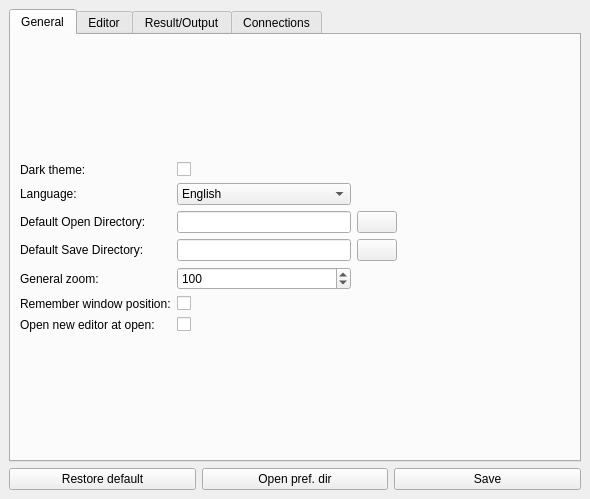
First picture: the form in source/qtdesigner/preferences_ui.ui, repository MValaguz/MSql, before the edit.
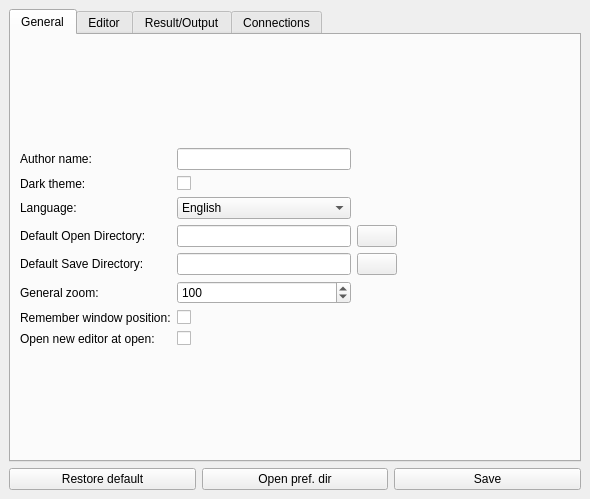
Second picture: the form after the edit. The open tabs and pages were chosen to show the change. Icons and pictures are not drawn. Custom widgets are drawn as their Qt base class.

```diff
--- a/source/qtdesigner/preferences_ui.ui
+++ b/source/qtdesigner/preferences_ui.ui
@@ -31,7 +31,7 @@
        <layout class="QGridLayout" name="gridLayout_5">
         <item row="0" column="0">
          <layout class="QGridLayout" name="gridLayout_4">
-          <item row="2" column="0">
+          <item row="3" column="0">
            <widget class="QLabel" name="label">
             <property name="text">
              <string>Default Open Directory:</string>
@@ -41,14 +41,24 @@
             </property>
            </widget>
           </item>
-          <item row="1" column="0">
+          <item row="6" column="0">
+           <widget class="QLabel" name="label_10">
+            <property name="text">
+             <string>Remember window position:</string>
+            </property>
+            <property name="buddy">
+             <cstring>e_remember_window_pos</cstring>
+            </property>
+           </widget>
+          </item>
+          <item row="2" column="0">
            <widget class="QLabel" name="label_3">
             <property name="text">
              <string>Language:</string>
             </property>
            </widget>
           </item>
-          <item row="3" column="3">
+          <item row="4" column="3">
            <widget class="QPushButton" name="b_default_save_dir">
             <property name="icon">
              <iconset resource="resource.qrc">
@@ -56,46 +66,13 @@
             </property>
            </widget>
           </item>
-          <item row="2" column="2">
+          <item row="3" column="2">
            <widget class="QLineEdit" name="e_default_open_dir"/>
           </item>
-          <item row="5" column="0">
-           <widget class="QLabel" name="label_10">
-            <property name="text">
-             <string>Remember window position:</string>
-            </property>
-            <property name="buddy">
-             <cstring>e_remember_window_pos</cstring>
-            </property>
-           </widget>
-          </item>
-          <item row="3" column="2">
+          <item row="4" column="2">
            <widget class="QLineEdit" name="e_default_save_dir"/>
           </item>
-          <item row="8" column="2">
-           <widget class="QCheckBox" name="e_open_new_editor"/>
-          </item>
-          <item row="8" column="0">
-           <widget class="QLabel" name="label_23">
-            <property name="text">
-             <string>Open new editor at open:</string>
-            </property>
-           </widget>
-          </item>
-          <item row="2" column="4">
-           <spacer name="horizontalSpacer_3">
-            <property name="orientation">
-             <enum>Qt::Horizontal</enum>
-            </property>
-            <property name="sizeHint" stdset="0">
-             <size>
-              <width>40</width>
-              <height>20</height>
-             </size>
-            </property>
-           </spacer>
-          </item>
-          <item row="3" column="0">
+          <item row="4" column="0">
            <widget class="QLabel" name="label_2">
             <property name="text">
              <string>Default Save Directory:</string>
@@ -105,25 +82,79 @@
             </property>
            </widget>
           </item>
-          <item row="2" column="3">
-           <widget class="QPushButton" name="b_default_open_dir">
-            <property name="icon">
-             <iconset resource="resource.qrc">
-              <normaloff>:/icons/icons/folder.png</normaloff>:/icons/icons/folder.png</iconset>
-            </property>
-           </widget>
+          <item row="9" column="2">
+           <widget class="QCheckBox" name="e_open_new_editor"/>
           </item>
-          <item row="4" column="0">
+          <item row="5" column="0">
            <widget class="QLabel" name="label_21">
             <property name="text">
              <string>General zoom:</string>
             </property>
            </widget>
           </item>
-          <item row="5" column="2">
+          <item row="3" column="4">
+           <spacer name="horizontalSpacer_3">
+            <property name="orientation">
+             <enum>Qt::Horizontal</enum>
+            </property>
+            <property name="sizeHint" stdset="0">
+             <size>
+              <width>40</width>
+              <height>20</height>
+             </size>
+            </property>
+           </spacer>
+          </item>
+          <item row="9" column="0">
+           <widget class="QLabel" name="label_23">
+            <property name="text">
+             <string>Open new editor at open:</string>
+            </property>
+           </widget>
+          </item>
+          <item row="3" column="3">
+           <widget class="QPushButton" name="b_default_open_dir">
+            <property name="icon">
+             <iconset resource="resource.qrc">
+              <normaloff>:/icons/icons/folder.png</normaloff>:/icons/icons/folder.png</iconset>
+            </property>
+           </widget>
+          </item>
+          <item row="1" column="0">
+           <widget class="QLabel" name="label_8">
+            <property name="text">
+             <string>Dark theme:</string>
+            </property>
+            <property name="buddy">
+             <cstring>e_dark_theme</cstring>
+            </property>
+           </widget>
+          </item>
+          <item row="1" column="2">
+           <widget class="QCheckBox" name="e_dark_theme">
+            <property name="text">
+             <string/>
+            </property>
+           </widget>
+          </item>
+          <item row="2" column="2">
+           <widget class="QComboBox" name="e_language">
+            <item>
+             <property name="text">
+              <string notr="true">English</string>
+             </property>
+            </item>
+            <item>
+             <property name="text">
+              <string notr="true">Italian</string>
+             </property>
+            </item>
+           </widget>
+          </item>
+          <item row="6" column="2">
            <widget class="QCheckBox" name="e_remember_window_pos"/>
           </item>
-          <item row="4" column="2">
+          <item row="5" column="2">
            <widget class="QSpinBox" name="e_general_zoom">
             <property name="minimum">
              <number>50</number>
@@ -139,36 +170,15 @@
             </property>
            </widget>
           </item>
-          <item row="1" column="2">
-           <widget class="QComboBox" name="e_language">
-            <item>
-             <property name="text">
-              <string notr="true">English</string>
-             </property>
-            </item>
-            <item>
-             <property name="text">
-              <string notr="true">Italian</string>
-             </property>
-            </item>
-           </widget>
-          </item>
           <item row="0" column="0">
-           <widget class="QLabel" name="label_8">
+           <widget class="QLabel" name="label_25">
             <property name="text">
-             <string>Dark theme:</string>
-            </property>
-            <property name="buddy">
-             <cstring>e_dark_theme</cstring>
+             <string>Author name:</string>
             </property>
            </widget>
           </item>
           <item row="0" column="2">
-           <widget class="QCheckBox" name="e_dark_theme">
-            <property name="text">
-             <string/>
-            </property>
-           </widget>
+           <widget class="QLineEdit" name="e_author_name"/>
           </item>
          </layout>
         </item>
@@ -712,6 +722,13 @@
    </layout>
   </widget>
  </widget>
+ <customwidgets>
+  <customwidget>
+   <class>MyColorComboBox</class>
+   <extends>QComboBox</extends>
+   <header location="global">custom_widget</header>
+  </customwidget>
+ </customwidgets>
  <tabstops>
   <tabstop>e_language</tabstop>
   <tabstop>e_default_open_dir</tabstop>
```
Left out of the diff: 113 changed lines with no effect on the pictures.
